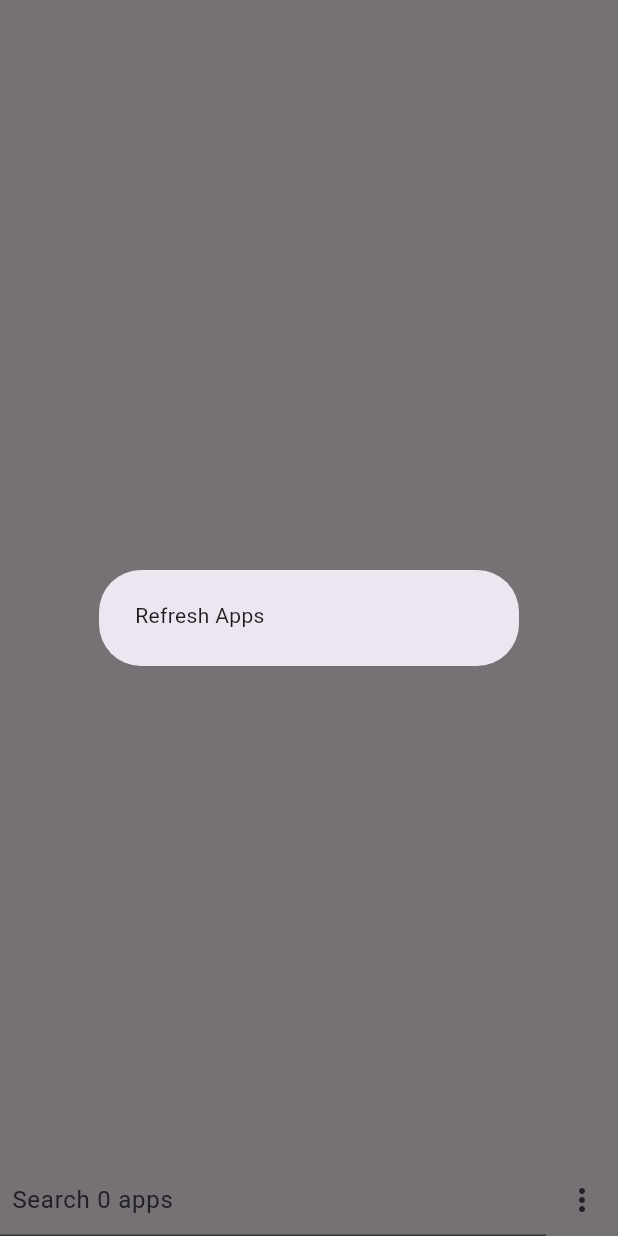
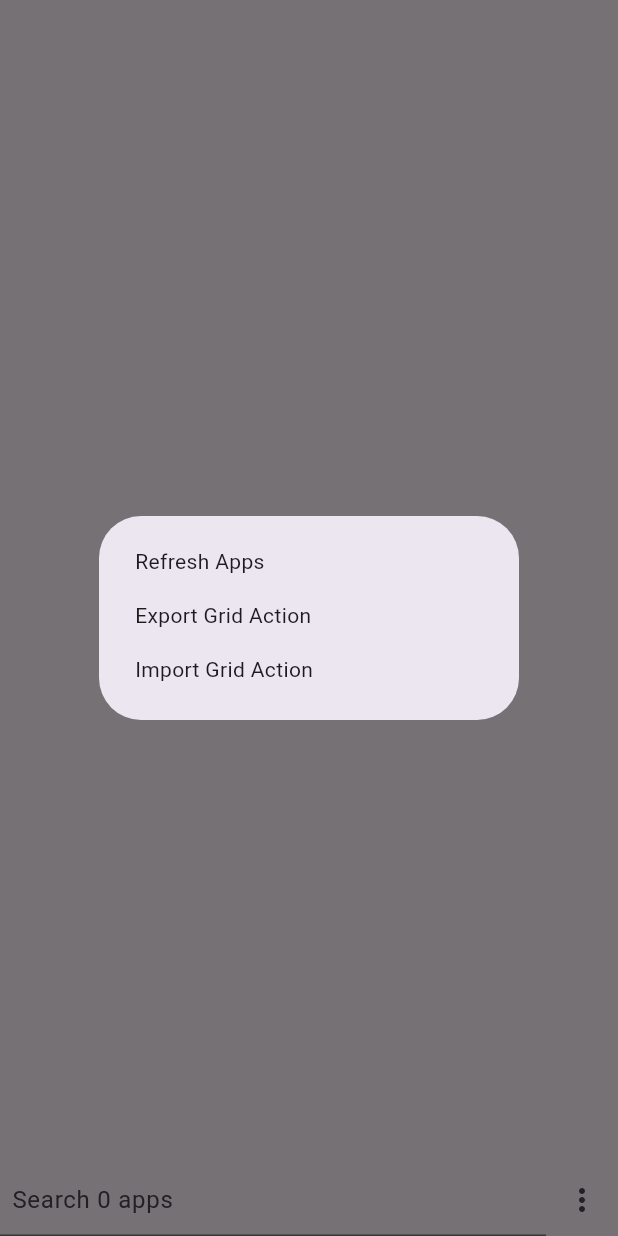
Before and after one commit to nkitsaini/nkit-launcher, a Flutter app: the screen it shows after launch, after a tap on the "more vert" icon, on a phone screen of 412 x 824 dp. Run offline on Flutter 3.47's test engine with Material 3 defaults, Android fonts, the phone set to English and light mode, and no system bars; missing offline and left inert: android_intent_plus, cache_manager, device_apps, flutter_file_dialog, flutter_iconpicker.

Commit message:
supporting import/export of grid

```diff
--- a/lib/app_list.dart
+++ b/lib/app_list.dart
@@ -7,14 +7,20 @@ import 'package:flutter/material.dart';
 // import 'package:json_serializable/json_serializable.dart';
 
 class CacheData {
-  final List<GridApp> grid;
-  List<App> apps;
+  List<GridApp> grid;
+  Map<String, App> apps;
 
   CacheData(this.grid, this.apps);
 
-  factory CacheData.fromJson(Map<String, dynamic> json) => CacheData(
-      (json['grid'] as List).map((x) => gridAppFromJson(x)).toList(),
-      (json['apps'] as List).map((x) => App.fromJson(x)).toList());
+  factory CacheData.fromJson(Map<String, dynamic> json) {
+    var apps = (json['apps'] as Map<String, dynamic>)
+        .map((x, y) => MapEntry(x, App.fromJson(y)));
+
+    List<GridApp> grid =
+        (json['grid'] as List).map((x) => gridAppFromJson(x)).toList();
+
+    return CacheData(grid, apps);
+  }
 
   static gridAppToJson(GridApp gridApp) {
     return gridApp.toJson();
@@ -27,23 +33,23 @@ class CacheData {
   Map<String, dynamic> toJson() {
     return {
       'grid': grid.map((x) => gridAppToJson(x)).toList(),
-      'apps': apps.map((x) => x.toJson()).toList()
+      'apps': apps.map((x, y) => MapEntry(x, y.toJson()))
     };
   }
 }
 
 class GridApp {
-  final App app;
+  final String packageName;
   String? iconSlug;
 
-  GridApp(this.app, this.iconSlug);
+  GridApp(this.packageName, this.iconSlug);
 
   factory GridApp.fromJson(Map<String, dynamic> json) {
-    return GridApp(App.fromJson(json['app']), json['iconSlug']);
+    return GridApp(json['packageName'], json['iconSlug']);
   }
 
   Map<String, dynamic> toJson() {
-    return {'app': app.toJson(), 'iconSlug': iconSlug};
+    return {'packageName': packageName, 'iconSlug': iconSlug};
   }
 }
 
@@ -78,7 +84,7 @@ class AppListCacher extends ChangeNotifier {
     }
   }
 
-  Future<List<App>> getAppList() async {
+  Future<Map<String, App>> getAppList() async {
     if (data == null) {
       await readCache();
     }
@@ -107,12 +113,23 @@ class AppListCacher extends ChangeNotifier {
     notifyListeners();
   }
 
+  setGridCache(List<GridApp> apps) async {
+    if (data == null) {
+      await updateCache();
+    }
+    data!.grid = apps;
+    flushChanges();
+  }
+
   Future updateCache() async {
-    print("updating cache");
-    List<App> apps = (await _readApps())
+    List<App> appList = (await _readApps())
         .where((x) => x.enabled)
         .map((x) => App.fromApplication(x))
         .toList();
+    Map<String, App> apps = {};
+    for (final app in appList) {
+      apps[app.packageName] = app;
+    }
     if (data == null) {
       data = CacheData([], apps);
     } else {
--- a/lib/main.dart
+++ b/lib/main.dart
@@ -1,7 +1,11 @@
+import 'dart:convert';
+import 'dart:io';
+
 import 'package:android_intent_plus/android_intent.dart';
 import 'package:android_intent_plus/flag.dart';
 import 'package:flutter/material.dart';
 import 'package:device_apps/device_apps.dart';
+import 'package:flutter_file_dialog/flutter_file_dialog.dart';
 import 'package:nkit_launcher/app_icon.dart';
 import 'package:provider/provider.dart';
 import 'package:flutter_iconpicker/flutter_iconpicker.dart';
@@ -143,6 +147,28 @@ class _MyHomePageState extends State<MyHomePage> {
               switch (action) {
                 case GlobalAction.refreshApps:
                   await appList.updateCache();
+                case GlobalAction.exportGridJson:
+                  if (appList.data == null) {
+                    return;
+                  }
+                  var grid = appList.data!.grid.map((x) => x.toJson()).toList();
+                  final body = json.encode(grid);
+                  final params = SaveFileDialogParams(
+                      data: const Utf8Encoder().convert(body),
+                      fileName: "nkit_launcher_grid.json");
+                  await FlutterFileDialog.saveFile(params: params);
+                case GlobalAction.importGridJson:
+                  var file = await FlutterFileDialog.pickFile(
+                      params: const OpenFileDialogParams());
+                  if (file != null) {
+                    var fileContent = File(file).readAsStringSync();
+                    var content = json.decode(fileContent);
+
+                    appList.setGridCache((content as List)
+                        .map((x) => GridApp.fromJson(x))
+                        .toList());
+                  }
+                  await appList.updateCache();
                 case null:
               }
             },
@@ -195,8 +221,10 @@ class IconAppGridWidget extends StatelessWidget {
       }
 
       longPressActionHandler(int index) async {
-        GridIconAction? action = await askGridIconAction(
-            context, appList.data!.grid[index].app.appName);
+        var item = appList.data!.grid[index];
+        var app = appList.data!.apps[item.packageName];
+        GridIconAction? action =
+            await askGridIconAction(context, app?.appName ?? "Unknown");
         switch (action) {
           case GridIconAction.selectIcon:
             IconData? icon =
@@ -239,7 +267,7 @@ class IconAppGridWidget extends StatelessWidget {
         button = IconButton(
           icon: icon,
           onPressed: () {
-            DeviceApps.openApp(app.app.packageName);
+            DeviceApps.openApp(app.packageName);
           },
         );
 
@@ -352,7 +380,7 @@ Future<GridIconAction?> askGridIconAction(
       });
 }
 
-enum GlobalAction { refreshApps }
+enum GlobalAction { refreshApps, exportGridJson, importGridJson }
 
 Future<GlobalAction?> askGlobalAction(BuildContext context) async {
   return await showDialog<GlobalAction>(
@@ -362,6 +390,14 @@ Future<GlobalAction?> askGlobalAction(BuildContext context) async {
           SimpleDialogOption(
               onPressed: () => Navigator.pop(context, GlobalAction.refreshApps),
               child: const Text('Refresh Apps')),
+          SimpleDialogOption(
+              onPressed: () =>
+                  Navigator.pop(context, GlobalAction.exportGridJson),
+              child: const Text('Export Grid Action')),
+          SimpleDialogOption(
+              onPressed: () =>
+                  Navigator.pop(context, GlobalAction.importGridJson),
+              child: const Text('Import Grid Action')),
         ];
         return SimpleDialog(children: children);
       });
@@ -399,7 +435,7 @@ class AppListState extends State<AppListWidget> {
           );
         }
 
-        List<App> apps = appList.data!.apps.toList();
+        List<App> apps = appList.data!.apps.values.toList();
         if (widget.filterKey == null) {
           return const Row();
         }
@@ -439,7 +475,7 @@ class AppListState extends State<AppListWidget> {
                     );
                     intent.launch();
                   case AppAction.addToGrid:
-                    appList.data!.grid.add(GridApp(app, null));
+                    appList.data!.grid.add(GridApp(app.packageName, null));
                     await appList.flushChanges();
                   case null:
                 }
--- a/pubspec.yaml
+++ b/pubspec.yaml
@@ -40,6 +40,7 @@ dependencies:
   android_intent_plus: ^5.0.1
   provider: ^6.1.2
   flutter_iconpicker: ^3.4.4
+  flutter_file_dialog: ^3.0.2
 
 dev_dependencies:
   flutter_test:
```
Also changed, not shown: pubspec.lock.
